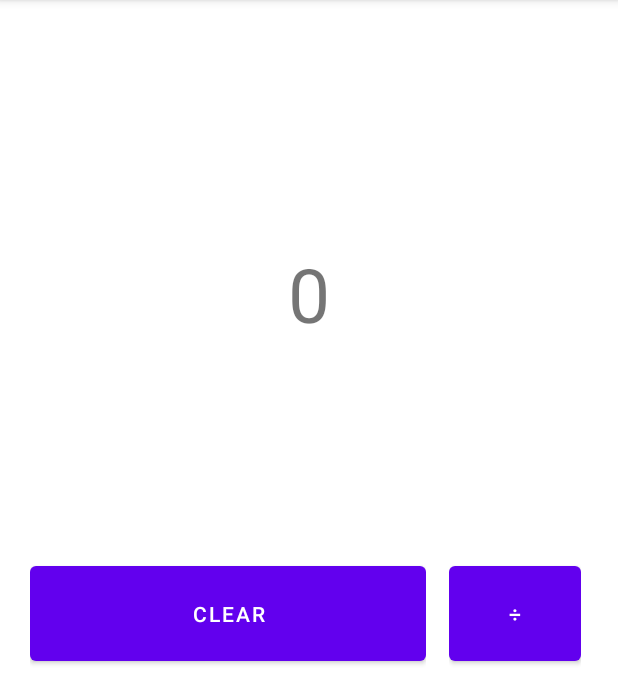
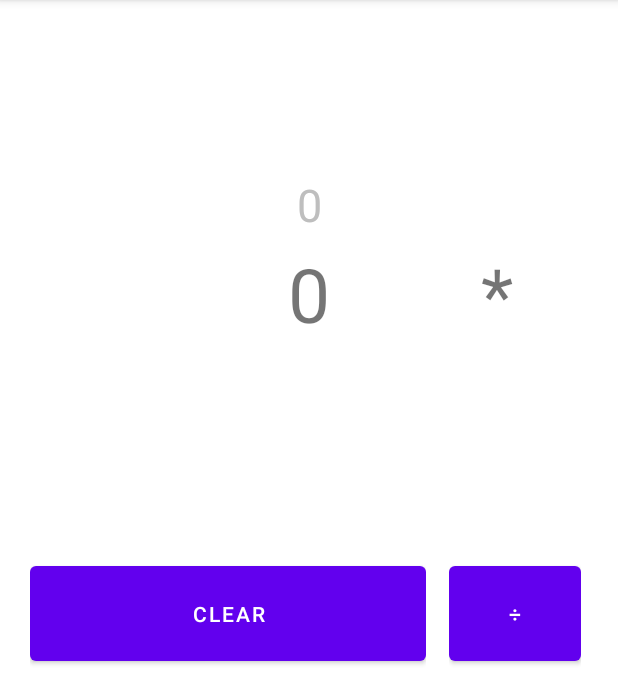
Before and after one commit to TheCaister/japanese-calculator, an Android app: the screen it shows after launch (MainActivity), after a tap on an icon or button, on a phone screen of 412 x 824 dp, the part 84-761 px from its top. Run offline under Robolectric (Android 15) with nearby library versions, the phone set to English and light mode, and no system bars; 2 other taps on this screen came first.

Commit message:
added visuals for which operator is selected and what your previous number is

```diff
--- a/JapaneseCalculator/app/src/main/java/com/example/japanesecalculator/MainActivity.java
+++ b/JapaneseCalculator/app/src/main/java/com/example/japanesecalculator/MainActivity.java
@@ -12,7 +12,8 @@ import android.widget.TextView;
 public class MainActivity extends AppCompatActivity implements View.OnClickListener {
 
     private Button btnOne, btnTwo, btnThree, btnFour, btnFive, btnSix, btnSeven, btnEight, btnNine, btnZero;
-    private TextView txtNumber;
+    private TextView txtNumber, txtPrevNumber;
+    private TextView txtOperator;
     private Button btnDivide, btnMultiply, btnSubtract, btnAdd, btnEquals;
     private Button btnClear;
 
@@ -100,6 +101,9 @@ public class MainActivity extends AppCompatActivity implements View.OnClickListe
         btnZero = findViewById(R.id.btnZero);
 
         txtNumber = findViewById(R.id.txtNumber);
+        txtPrevNumber = findViewById(R.id.txtPrevNumber);
+
+        txtOperator = findViewById(R.id.txtOperator);
 
         btnDivide = findViewById(R.id.btnDivide);
         btnMultiply = findViewById(R.id.btnMultiply);
@@ -109,6 +113,8 @@ public class MainActivity extends AppCompatActivity implements View.OnClickListe
         btnClear = findViewById(R.id.btnClear);
 
         btnEquals = findViewById(R.id.btnEquals);
+
+        divideSoundMP.setNextMediaPlayer(subtractSoundMP);
     }
 
     @SuppressLint("NonConstantResourceId")
@@ -239,6 +245,7 @@ public class MainActivity extends AppCompatActivity implements View.OnClickListe
                     break;
             }
             number = Integer.toString(firstOperand);
+            txtPrevNumber.setText(number);
             txtNumber.setText(number);
             number = "";
             setFirstOperandSelected(true);
@@ -247,6 +254,19 @@ public class MainActivity extends AppCompatActivity implements View.OnClickListe
     public void setOperator(char operator){
         if(firstOperandSelected){
             setFirstOperandSelected(false);
+            switchOperator(operator);
+        }
+        else if(secondOperand == 0) {
+            switchOperator(operator);
+        }
+        else {
+            calculate();
+            switchOperator(operator);
+            setFirstOperandSelected(false);
+        }
+    }
+
+    public void switchOperator(char operator){
         switch (operator){
             case '/':
                 setChosenOperator('/');
@@ -264,53 +284,8 @@ public class MainActivity extends AppCompatActivity implements View.OnClickListe
                 setChosenOperator(' ');
                 break;
         }
-            number = "";
-        }
-        else if(secondOperand == 0) {
-            System.out.println("First operand: " + firstOperand + "\t\tSecond operand: " + secondOperand);
-            switch (operator){
-                case '/':
-                    setChosenOperator('/');
-                    break;
-                case '*':
-                    setChosenOperator('*');
-                    break;
-                case '-':
-                    setChosenOperator('-');
-                    break;
-                case '+':
-                    setChosenOperator('+');
-                    break;
-                default:
-                    setChosenOperator(' ');
-                    break;
-            }
+        txtOperator.setText(Character.toString(operator));
         secondOperand = 0;
         number = "";
     }
-        else {
-            System.out.println("First operand: " + firstOperand + "\t\tSecond operand: " + secondOperand);
-            calculate();
-            switch (operator){
-                case '/':
-                    setChosenOperator('/');
-                    break;
-                case '*':
-                    setChosenOperator('*');
-                    break;
-                case '-':
-                    setChosenOperator('-');
-                    break;
-                case '+':
-                    setChosenOperator('+');
-                    break;
-                default:
-                    setChosenOperator(' ');
-                    break;
 }
-            secondOperand = 0;
-            number = "";
-            setFirstOperandSelected(false);
-        }
-    }
-}
--- a/JapaneseCalculator/app/src/main/res/layout/activity_main.xml
+++ b/JapaneseCalculator/app/src/main/res/layout/activity_main.xml
@@ -99,14 +99,16 @@
     </TableLayout>
 
     <TableLayout
+        android:id="@+id/tableLayout2"
         android:layout_width="wrap_content"
         android:layout_height="wrap_content"
+        android:layout_marginStart="10dp"
         app:layout_constraintEnd_toEndOf="parent"
         app:layout_constraintStart_toEndOf="@+id/tableLayout"
-        app:layout_constraintTop_toTopOf="@+id/tableLayout"
-        android:layout_marginStart="10dp">
+        app:layout_constraintTop_toTopOf="@+id/tableLayout">
 
         <TableRow>
+
             <Button
                 android:id="@+id/btnDivide"
                 android:layout_width="wrap_content"
@@ -115,6 +117,7 @@
         </TableRow>
 
         <TableRow>
+
             <Button
                 android:id="@+id/btnMultiply"
                 android:layout_width="wrap_content"
@@ -123,6 +126,7 @@
         </TableRow>
 
         <TableRow>
+
             <Button
                 android:id="@+id/btnSubtract"
                 android:layout_width="wrap_content"
@@ -131,6 +135,7 @@
         </TableRow>
 
         <TableRow>
+
             <Button
                 android:id="@+id/btnAdd"
                 android:layout_width="wrap_content"
@@ -139,6 +144,7 @@
         </TableRow>
 
         <TableRow>
+
             <Button
                 android:id="@+id/btnEquals"
                 android:layout_width="wrap_content"
@@ -160,4 +166,26 @@
         app:layout_constraintStart_toStartOf="parent"
         app:layout_constraintTop_toTopOf="parent" />
 
+    <TextView
+        android:id="@+id/txtOperator"
+        android:layout_width="wrap_content"
+        android:layout_height="wrap_content"
+        android:layout_marginEnd="50dp"
+        android:textSize="50sp"
+        app:layout_constraintBottom_toTopOf="@+id/tableLayout2"
+        app:layout_constraintEnd_toEndOf="parent"
+        app:layout_constraintTop_toTopOf="parent" />
+
+    <TextView
+        android:id="@+id/txtPrevNumber"
+        android:layout_width="wrap_content"
+        android:layout_height="wrap_content"
+        android:layout_marginBottom="5dp"
+        android:text="0"
+        android:textColor="@android:color/secondary_text_dark"
+        android:textSize="30sp"
+        app:layout_constraintBottom_toTopOf="@+id/txtNumber"
+        app:layout_constraintEnd_toEndOf="parent"
+        app:layout_constraintStart_toStartOf="parent" />
+
 </androidx.constraintlayout.widget.ConstraintLayout>
```
Lines whose indentation alone changed are shown as unchanged.
